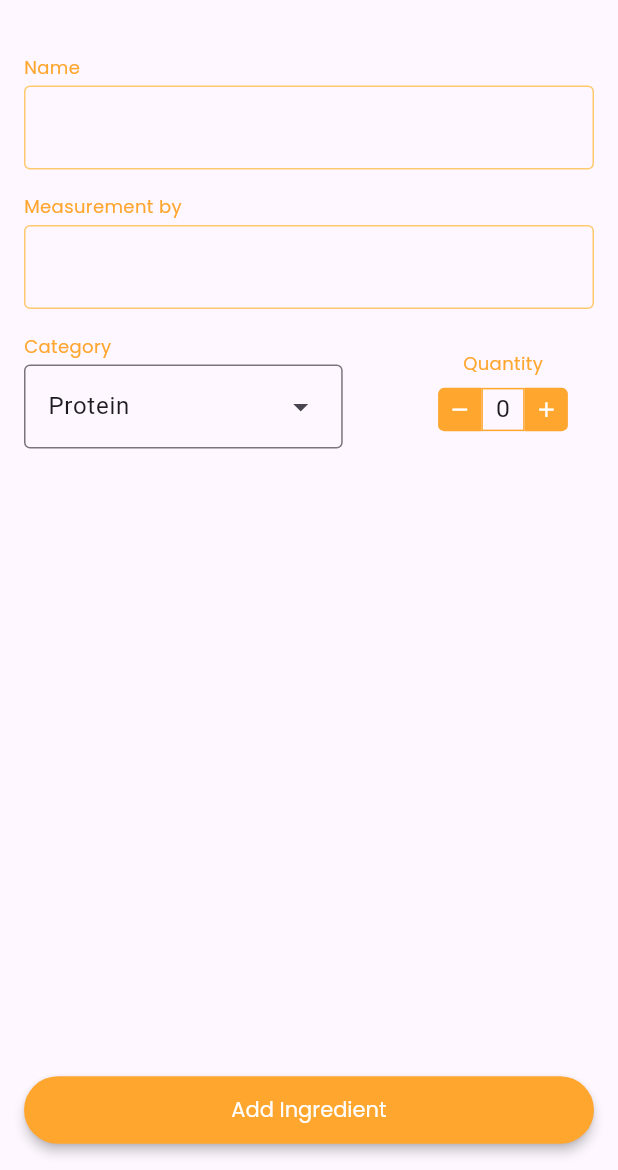
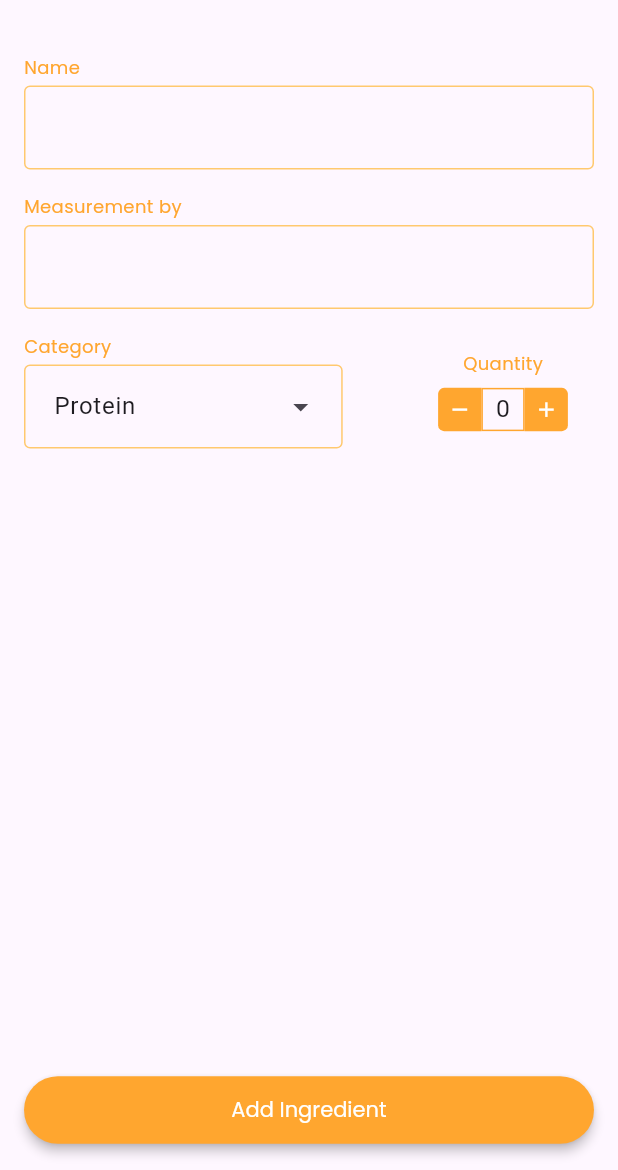
Before and after one commit to sicefguroni/foodie_app, a Flutter app: the AddIngredientTemplate screen opened directly, on a phone screen of 412 x 824 dp, the part 66-1236 px from its top. Run offline on Flutter 3.47's test engine with Material 3 defaults, Android fonts, the light colour scheme and no system bars; our stand-ins replace dotted_border, flutter_dotenv, flutter_map, geolocator, image_picker, latlong2 and 1 more; missing offline and left inert: flutter_polyline_points, window_size; accounts and stored records are empty; network calls fail.

Commit message:
fix minor changes

```diff
--- a/lib/UI_pages/Templates/cust_food_Order.dart
+++ b/lib/UI_pages/Templates/cust_food_Order.dart
@@ -156,7 +156,7 @@ class _CustomerFoodTemplateState extends State<CustomerFoodTemplate> {
                             mainAxisAlignment: MainAxisAlignment.spaceBetween,
                             children: [
                               Heading4_Text(
-                                text: 'Total: P${total}',
+                                text: 'Total: P${total.toStringAsFixed(2)}',
                                 color: Colors.black,
                               ),
                               AddRemoveButton(
--- a/lib/utilities/utilities_others.dart
+++ b/lib/utilities/utilities_others.dart
@@ -256,7 +256,6 @@ class _DropdownMenuCategoriesState<T> extends State<DropdownMenuCategories<T>> {
   @override
   void initState() {
     super.initState();
-    // If editing, set the initial selection from the passed initialValue
     selectedCategory = widget.initialValue;
   }
 
@@ -270,6 +269,21 @@ class _DropdownMenuCategoriesState<T> extends State<DropdownMenuCategories<T>> {
         });
         widget.onChanged(value);
       },
+      inputDecorationTheme: InputDecorationTheme(
+        border: OutlineInputBorder(
+          borderRadius: BorderRadius.circular(4),
+          borderSide: BorderSide(color: c_sec_yellow, width: 2),
+        ),
+        enabledBorder: OutlineInputBorder(
+          borderRadius: BorderRadius.circular(4),
+          borderSide: BorderSide(color: c_sec_yellow, width: 1),
+        ),
+        focusedBorder: OutlineInputBorder(
+          borderRadius: BorderRadius.circular(4),
+          borderSide: BorderSide(color: c_sec_yellow, width: 1),
+        ),
+        contentPadding: EdgeInsets.symmetric(horizontal: 16, vertical: 8),
+      ),
       dropdownMenuEntries: widget.items.map((item) {
         return DropdownMenuEntry<T>(
           value: item,
```
